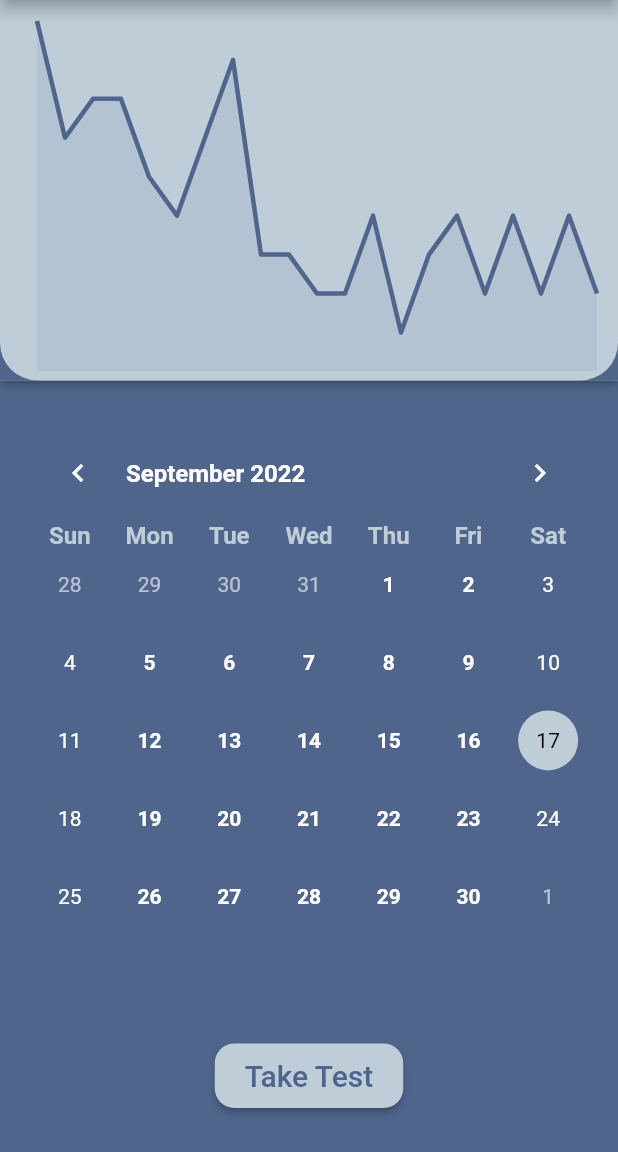
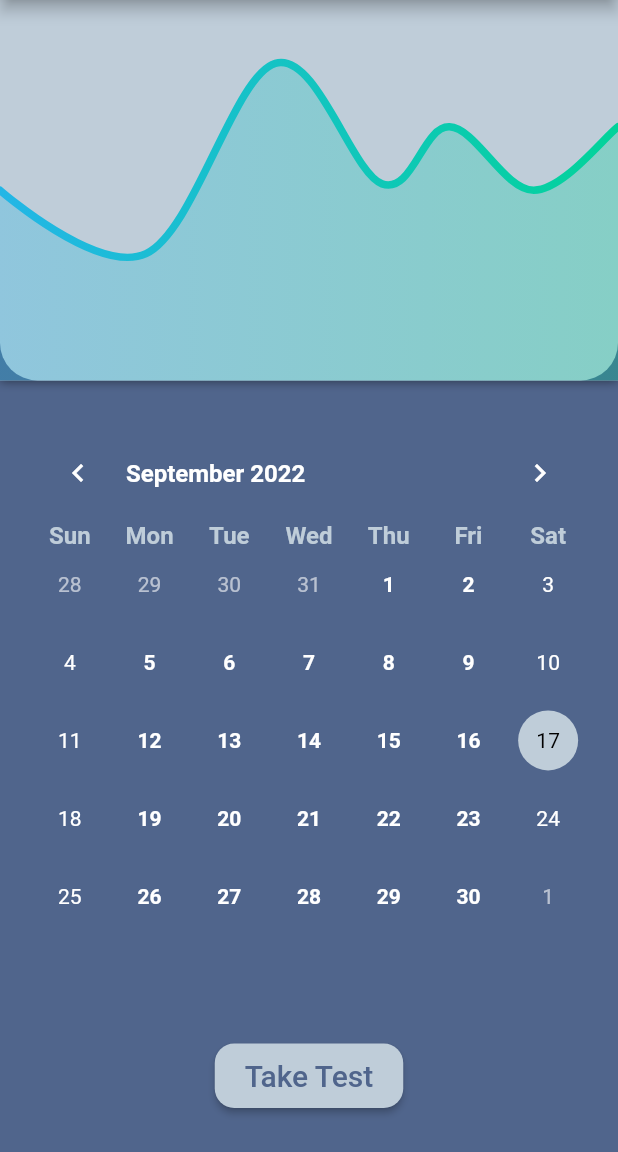
Before and after one commit to malhaar2002/therapia, a Flutter app: the screen it shows after launch, on a phone screen of 412 x 824 dp, the part 84-1236 px from its top. Run offline on Flutter 3.47's test engine with Material 2 defaults, Android fonts, the light colour scheme and no system bars; drawn by our look-alikes of fl_chart, table_calendar; our stand-ins replace sensors_plus, shared_preferences.

Commit message:
Changed to fl_graph

```diff
--- a/lib/widgets/graphs.dart
+++ b/lib/widgets/graphs.dart
@@ -1,36 +1,21 @@
+import 'package:fl_chart/fl_chart.dart';
 import 'package:flutter/material.dart';
-import 'package:charts_flutter/flutter.dart' as charts;
 import 'package:therapia/constants/colors.dart';
-import 'package:therapia/models/graph_model.dart';
 
 class Graphs extends StatefulWidget {
-  const Graphs({super.key});
+  const Graphs({Key? key}) : super(key: key);
 
   @override
-  // ignore: no_logic_in_create_state
-  State<Graphs> createState() =>
-      _GraphsState(timeDuration: GraphModel.monthData);
+  _LineChartSample2State createState() => _LineChartSample2State();
 }
 
-class _GraphsState extends State<Graphs> {
-  List<GraphModel> timeDuration;
-  _GraphsState({required this.timeDuration});
+class _LineChartSample2State extends State<Graphs> {
+  List<Color> gradientColors = [
+    const Color(0xff23b6e6),
+    const Color(0xff02d39a),
+  ];
 
-  List<charts.Series<GraphModel, num>> series = [];
-
-  @override
-  void initState() {
-    super.initState();
-    series = [
-      charts.Series(
-        id: 'Weekly Graph',
-        data: timeDuration,
-        domainFn: (GraphModel series, _) => series.day,
-        measureFn: (GraphModel series, _) => series.tremorIndex,
-        colorFn: (_, __) => charts.ColorUtil.fromDartColor(apnaDark),
-      )
-    ];
-  }
+  bool showAvg = false;
 
   @override
   Widget build(BuildContext context) {
@@ -45,9 +30,7 @@
               'Week',
               style: TextStyle(color: Colors.white),
             ),
-            onPressed: () => setState(() {
-              timeDuration = GraphModel.weekData;
-            }),
+            onPressed: () => setState(() {}),
           ),
           TextButton(
             child: const Text(
@@ -56,43 +39,255 @@
                 color: Colors.white,
               ),
             ),
-            onPressed: () => setState(() {
-              timeDuration = GraphModel.monthData;
-            }),
+            onPressed: () => setState(() {}),
           ),
         ],
       ),
-      body: Container(
+      body: Stack(
+        children: <Widget>[
+          Container(
+            width: double.infinity,
             decoration: const BoxDecoration(
               borderRadius: BorderRadius.only(
                 bottomLeft: Radius.circular(25),
-              bottomRight: Radius.circular(25)),
+                bottomRight: Radius.circular(25)
+              ),
               color: apnaLight,
             ),
-        width: MediaQuery.of(context).size.width,
-        child: charts.LineChart(
-          series,
-          defaultRenderer: charts.LineRendererConfig(
-            includeArea: true,
-            stacked: true,
-            strokeWidthPx: 3,
+            child: LineChart(
+              showAvg ? avgData() : mainData(),
             ),
-          animate: true,
-          domainAxis: const charts.NumericAxisSpec(
-            showAxisLine: false,
-            renderSpec: charts.NoneRenderSpec(),
           ),
-          primaryMeasureAxis: const charts.NumericAxisSpec(
-            renderSpec: charts.NoneRenderSpec(),
+        ],
       ),
-          layoutConfig: charts.LayoutConfig(
-            leftMarginSpec: charts.MarginSpec.fixedPixel(0),
-            rightMarginSpec: charts.MarginSpec.fixedPixel(0),
-            topMarginSpec: charts.MarginSpec.fixedPixel(0),
-            bottomMarginSpec: charts.MarginSpec.fixedPixel(0),
+    );
+  }
+
+  Widget bottomTitleWidgets(double value, TitleMeta meta) {
+    const style = TextStyle(
+      color: Color(0xff68737d),
+      fontWeight: FontWeight.bold,
+      fontSize: 16,
+    );
+    Widget text;
+    switch (value.toInt()) {
+      case 2:
+        text = const Text('MAR', style: style);
+        break;
+      case 5:
+        text = const Text('JUN', style: style);
+        break;
+      case 8:
+        text = const Text('SEP', style: style);
+        break;
+      default:
+        text = const Text('', style: style);
+        break;
+    }
+
+    return SideTitleWidget(
+      axisSide: meta.axisSide,
+      space: 8.0,
+      child: text,
+    );
+  }
+
+  Widget leftTitleWidgets(double value, TitleMeta meta) {
+    const style = TextStyle(
+      color: Color(0xff67727d),
+      fontWeight: FontWeight.bold,
+      fontSize: 15,
+    );
+    String text;
+    switch (value.toInt()) {
+      case 1:
+        text = '10K';
+        break;
+      case 3:
+        text = '30k';
+        break;
+      case 5:
+        text = '50k';
+        break;
+      default:
+        return Container();
+    }
+
+    return Text(text, style: style, textAlign: TextAlign.left);
+  }
+
+  LineChartData mainData() {
+    return LineChartData(
+      gridData: FlGridData(
+        show: false,
+        drawVerticalLine: false,
+        horizontalInterval: 1,
+        verticalInterval: 1,
+      ),
+      titlesData: FlTitlesData(
+        show: true,
+        rightTitles: AxisTitles(
+          sideTitles: SideTitles(showTitles: false),
+        ),
+        topTitles: AxisTitles(
+          sideTitles: SideTitles(showTitles: false),
+        ),
+        bottomTitles: AxisTitles(
+          sideTitles: SideTitles(
+            showTitles: false,
+            reservedSize: 30,
+            interval: 1,
+            getTitlesWidget: bottomTitleWidgets,
+          ),
+        ),
+        leftTitles: AxisTitles(
+          sideTitles: SideTitles(
+            showTitles: false,
+            interval: 1,
+            getTitlesWidget: leftTitleWidgets,
+            reservedSize: 42,
           ),
         ),
       ),
+      borderData: FlBorderData(show: false),
+      minX: 0,
+      maxX: 11,
+      minY: 0,
+      maxY: 6,
+      lineBarsData: [
+        LineChartBarData(
+          spots: const [
+            FlSpot(0, 3),
+            FlSpot(2.6, 2),
+            FlSpot(4.9, 5),
+            FlSpot(6.8, 3.1),
+            FlSpot(8, 4),
+            FlSpot(9.5, 3),
+            FlSpot(11, 4),
+          ],
+          isCurved: true,
+          gradient: LinearGradient(
+            colors: gradientColors,
+            begin: Alignment.centerLeft,
+            end: Alignment.centerRight,
+          ),
+          barWidth: 5,
+          isStrokeCapRound: true,
+          dotData: FlDotData(
+            show: false,
+          ),
+          belowBarData: BarAreaData(
+            show: true,
+            gradient: LinearGradient(
+              colors: gradientColors
+                  .map((color) => color.withOpacity(0.3))
+                  .toList(),
+              begin: Alignment.centerLeft,
+              end: Alignment.centerRight,
+            ),
+          ),
+        ),
+      ],
+    );
+  }
+
+  LineChartData avgData() {
+    return LineChartData(
+      lineTouchData: LineTouchData(enabled: false),
+      gridData: FlGridData(
+        show: false,
+        drawHorizontalLine: false,
+        verticalInterval: 1,
+        horizontalInterval: 1,
+        getDrawingVerticalLine: (value) {
+          return FlLine(
+            color: const Color(0xff37434d),
+            strokeWidth: 1,
+          );
+        },
+        getDrawingHorizontalLine: (value) {
+          return FlLine(
+            color: const Color(0xff37434d),
+            strokeWidth: 1,
+          );
+        },
+      ),
+      titlesData: FlTitlesData(
+        show: false,
+        bottomTitles: AxisTitles(
+          sideTitles: SideTitles(
+            showTitles: false,
+            reservedSize: 30,
+            getTitlesWidget: bottomTitleWidgets,
+            interval: 1,
+          ),
+        ),
+        leftTitles: AxisTitles(
+          sideTitles: SideTitles(
+            showTitles: false,
+            getTitlesWidget: leftTitleWidgets,
+            reservedSize: 42,
+            interval: 1,
+          ),
+        ),
+        topTitles: AxisTitles(
+          sideTitles: SideTitles(showTitles: false),
+        ),
+        rightTitles: AxisTitles(
+          sideTitles: SideTitles(showTitles: false),
+        ),
+      ),
+      borderData: FlBorderData(
+          show: false,
+          border: Border.all(color: const Color(0xff37434d), width: 1)),
+      minX: 0,
+      maxX: 11,
+      minY: 0,
+      maxY: 6,
+      lineBarsData: [
+        LineChartBarData(
+          spots: const [
+            FlSpot(0, 3.44),
+            FlSpot(2.6, 3.44),
+            FlSpot(4.9, 3.44),
+            FlSpot(6.8, 3.44),
+            FlSpot(8, 3.44),
+            FlSpot(9.5, 3.44),
+            FlSpot(11, 3.44),
+          ],
+          isCurved: true,
+          gradient: LinearGradient(
+            colors: [
+              ColorTween(begin: gradientColors[0], end: gradientColors[1])
+                  .lerp(0.2)!,
+              ColorTween(begin: gradientColors[0], end: gradientColors[1])
+                  .lerp(0.2)!,
+            ],
+            begin: Alignment.centerLeft,
+            end: Alignment.centerRight,
+          ),
+          barWidth: 5,
+          isStrokeCapRound: true,
+          dotData: FlDotData(
+            show: false,
+          ),
+          belowBarData: BarAreaData(
+            show: true,
+            gradient: LinearGradient(
+              colors: [
+                ColorTween(begin: gradientColors[0], end: gradientColors[1])
+                    .lerp(0.2)!
+                    .withOpacity(0.1),
+                ColorTween(begin: gradientColors[0], end: gradientColors[1])
+                    .lerp(0.2)!
+                    .withOpacity(0.1),
+              ],
+              begin: Alignment.centerLeft,
+              end: Alignment.centerRight,
+            ),
+          ),
+        ),
+      ],
     );
   }
 }
--- a/pubspec.yaml
+++ b/pubspec.yaml
@@ -16,6 +16,7 @@
   sensors_plus: ^1.3.0
   charts_flutter: ^0.12.0
   syncfusion_flutter_charts: ^20.2.49
+  fl_chart: ^0.55.1
 
 dev_dependencies:
   flutter_test:
```
Also changed, not shown: pubspec.lock. Lines whose indentation alone changed are shown as unchanged.
